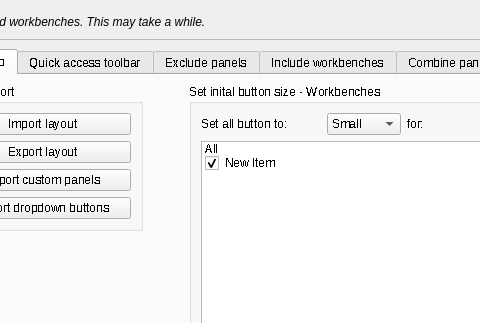
Above: Resources/ui/Design.ui from APEbbers/FreeCAD-Ribbon before the change; both pictures show x 89 to 569 and y 0 to 323 of the 1020 by 787 pixel window. Below: the same form after it.
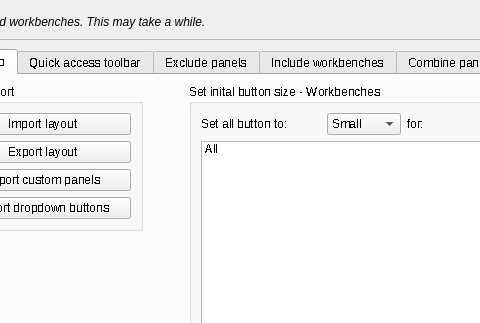
That is the form after the change. Icons and pictures are not drawn.

Commit message: removed "new item" from workbenchList_IS

The edit to the form file:
```diff
--- a/Resources/ui/Design.ui
+++ b/Resources/ui/Design.ui
@@ -438,14 +438,6 @@
                       <string>All</string>
                      </property>
                     </item>
-                    <item>
-                     <property name="text">
-                      <string>New Item</string>
-                     </property>
-                     <property name="checkState">
-                      <enum>Checked</enum>
-                     </property>
-                    </item>
                    </widget>
                   </item>
                   <item row="0" column="0" colspan="3">
```
The commit also changes 1 other file.
